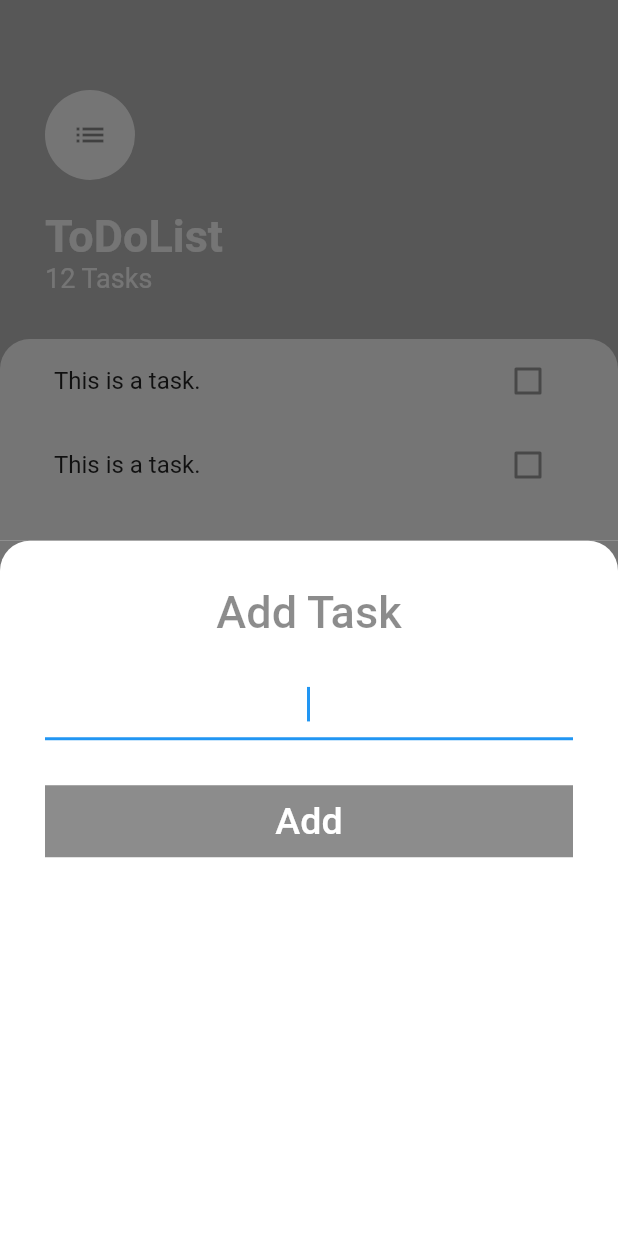
After one commit to maybemarhs/ToDoListApp, a Flutter app: the screen it shows after launch, after a tap on the "add" icon, on a phone screen of 412 x 824 dp. The commit adds this screen. Run offline on Flutter 3.47's test engine with Material 2 defaults, Android fonts, the phone set to English and light mode, and no system bars.

Commit message:
Added "Add Task Screen Widget"

```diff
--- /dev/null
+++ b/lib/screens/add_task_screen.dart
@@ -0,0 +1,65 @@
+import 'package:flutter/material.dart';
+
+class AddTaskScreen extends StatelessWidget {
+  const AddTaskScreen({Key? key}) : super(key: key);
+
+  @override
+  Widget build(BuildContext context) {
+    return Container(
+      color: const Color(0xff757575),
+      child: Container(
+        padding: EdgeInsets.all(30.0),
+        decoration: const BoxDecoration(
+          color: Colors.white,
+          borderRadius: BorderRadius.only(
+            topRight: Radius.circular(20.0),
+            topLeft: Radius.circular(20.0),
+          )
+        ),
+        child: Column(
+          crossAxisAlignment: CrossAxisAlignment.stretch,
+          children: <Widget>[
+            Text('Add Task',
+            textAlign: TextAlign.center,
+            style: TextStyle(
+              color: Colors.black45,
+              fontSize: 30.0,
+              fontWeight: FontWeight.w500,
+            ),
+            ),
+            SizedBox(height: 20.0),
+            TextField(
+              textAlign: TextAlign.center,
+              style: TextStyle(
+                fontSize: 20.0,
+                color: Colors.black45,
+              ),
+              autofocus: true,
+              decoration: InputDecoration(
+                border: UnderlineInputBorder(),
+                hintText: '',
+              ),
+            ),
+            SizedBox(height: 30),
+            Container(
+              alignment: Alignment.center,
+              decoration: const BoxDecoration(
+                color: Colors.black45,
+              ),
+              child: TextButton(
+                onPressed: () {},
+                child: const Text('Add',
+                  textAlign: TextAlign.center,
+                  style: TextStyle(
+                    color: Colors.white,
+                    fontSize: 25.0,
+                  ),
+                ),
+              ),
+            ),
+        ],
+      ),
+      )
+    );
+  }
+}
--- a/lib/screens/tasks_screens.dart
+++ b/lib/screens/tasks_screens.dart
@@ -1,8 +1,8 @@
 import 'package:flutter/material.dart';
 import 'package:todolist/widgets/tasks_list.dart';
+import 'package:todolist/screens/add_task_screen.dart';
 
 class TaskScreen extends StatelessWidget {
-  const TaskScreen({Key? key}) : super(key: key);
 
   @override
   Widget build(BuildContext context) {
@@ -10,7 +10,9 @@ class TaskScreen extends StatelessWidget {
       floatingActionButton: FloatingActionButton(
         backgroundColor: Colors.black45,
         child: Icon(Icons.add),
-        onPressed: null,
+        onPressed: (){
+          showModalBottomSheet(context: context, builder: (context) => AddTaskScreen());
+        },
       ),
       backgroundColor: Colors.black26,
       body:Column(
```
